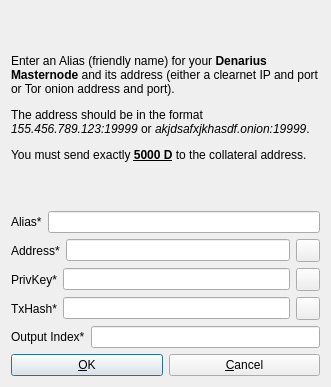
First picture: the form in src/qt/forms/addeditadrenalinenode.ui, repository Olliecad1/CLEO-Global, before the edit.
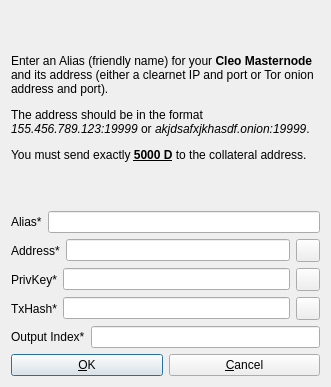
Second picture: the form after the edit. Icons and pictures are not drawn.

What changed in the file:
```diff
--- a/src/qt/forms/addeditadrenalinenode.ui
+++ b/src/qt/forms/addeditadrenalinenode.ui
@@ -26,7 +26,7 @@
       </sizepolicy>
      </property>
      <property name="text">
-      <string>&lt;html&gt;&lt;head/&gt;&lt;body&gt;&lt;p&gt;Enter an Alias (friendly name) for your &lt;span style=&quot; font-weight:600;&quot;&gt;Denarius Masternode&lt;/span&gt; and its address (either a clearnet IP and port or Tor onion address and port).&lt;/p&gt;&lt;p&gt;The address should be in the format &lt;span style=&quot; font-style:italic;&quot;&gt;155.456.789.123:19999&lt;/span&gt; or &lt;span style=&quot; font-style:italic;&quot;&gt;akjdsafxjkhasdf.onion:19999&lt;/span&gt;. &lt;/p&gt;&lt;p&gt;You must send exactly &lt;span style=&quot; font-weight:600; text-decoration: underline;&quot;&gt;5000 D&lt;/span&gt; to the collateral address.&lt;/p&gt;&lt;/body&gt;&lt;/html&gt;</string>
+      <string>&lt;html&gt;&lt;head/&gt;&lt;body&gt;&lt;p&gt;Enter an Alias (friendly name) for your &lt;span style=&quot; font-weight:600;&quot;&gt;Cleo Masternode&lt;/span&gt; and its address (either a clearnet IP and port or Tor onion address and port).&lt;/p&gt;&lt;p&gt;The address should be in the format &lt;span style=&quot; font-style:italic;&quot;&gt;155.456.789.123:19999&lt;/span&gt; or &lt;span style=&quot; font-style:italic;&quot;&gt;akjdsafxjkhasdf.onion:19999&lt;/span&gt;. &lt;/p&gt;&lt;p&gt;You must send exactly &lt;span style=&quot; font-weight:600; text-decoration: underline;&quot;&gt;5000 D&lt;/span&gt; to the collateral address.&lt;/p&gt;&lt;/body&gt;&lt;/html&gt;</string>
      </property>
      <property name="wordWrap">
       <bool>true</bool>
```
Left out of the diff: 2 changed lines with no effect on the pictures.
